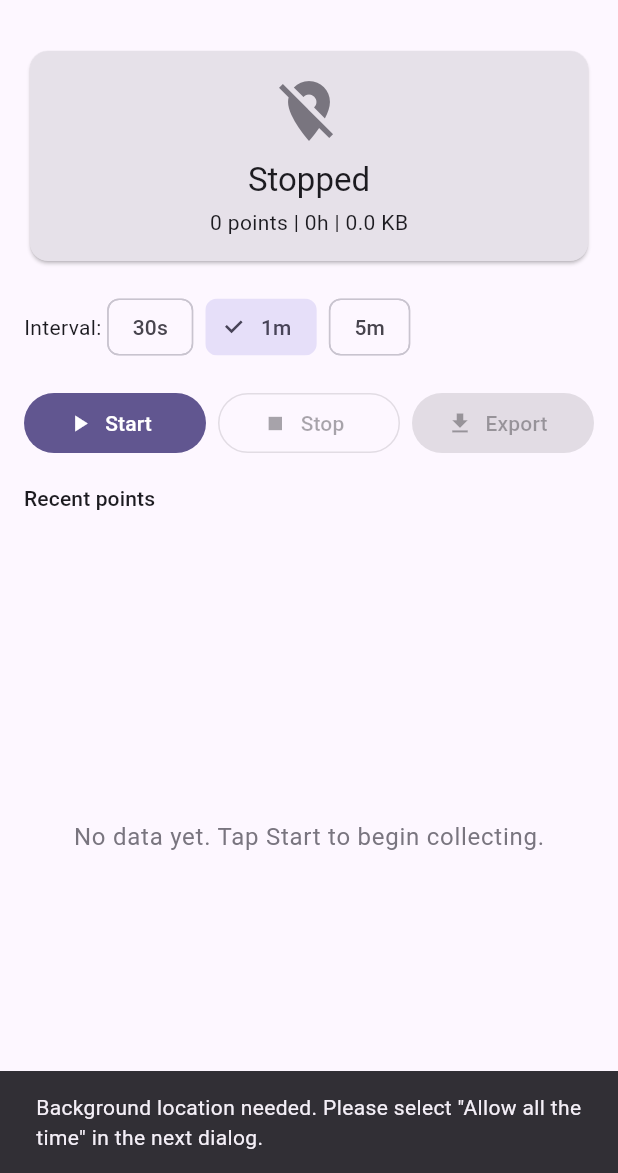
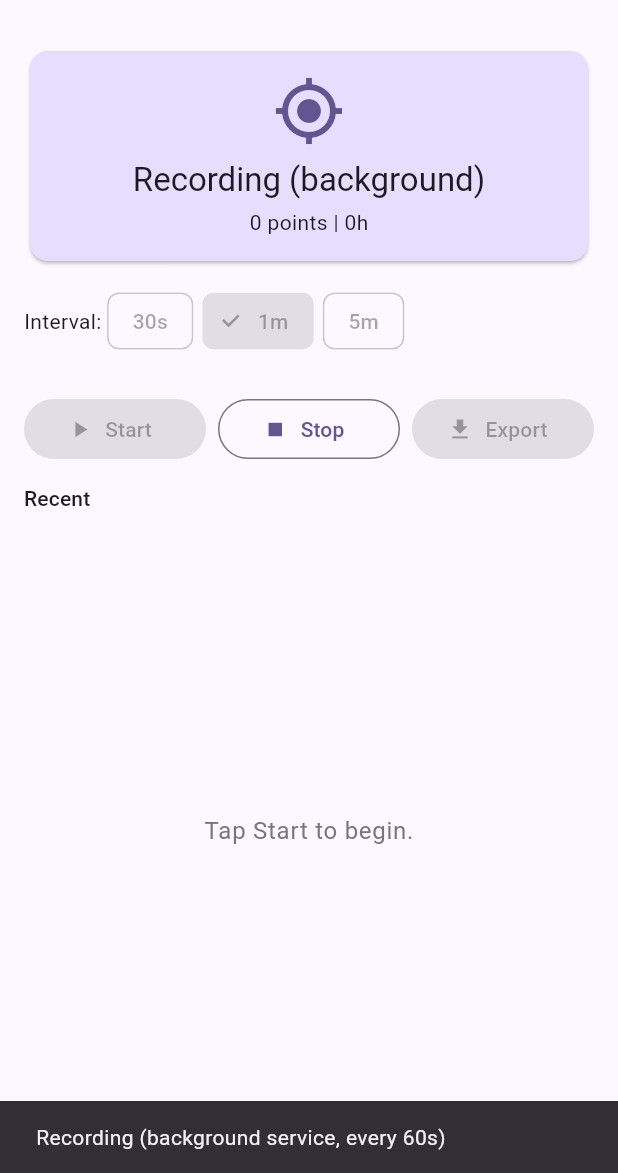
Before and after one commit to zairn-dev/zairn-sdk-flutter, a Flutter app: the screen it shows after launch, after a tap on "Start", on a phone screen of 412 x 824 dp, the part 63-1236 px from its top. Run offline on Flutter 3.47's test engine with Material 3 defaults, Android fonts, the phone set to English and light mode, and no system bars; our stand-ins replace geolocator, shared_preferences, supabase_flutter; missing offline and left inert: flutter_foreground_task; accounts and stored records are empty.

Commit message:
fix(example): use flutter_foreground_task for background GPS
Previous implementation only worked while app was in foreground.
Now uses Android foreground service (notification bar) to keep
GPS recording alive when app is backgrounded or screen is off.

- flutter_foreground_task for persistent background service
- LocationTaskHandler runs in separate isolate
- Sends data back to main UI via FlutterForegroundTask.sendDataToMain
- Notification shows current coordinates and time
- FOREGROUND_SERVICE_LOCATION permission added

Co-Authored-By: Claude Opus 4.6 (1M context) <noreply@anthropic.com>

```diff
--- a/example/lib/main.dart
+++ b/example/lib/main.dart
@@ -3,10 +3,70 @@ import 'dart:convert';
 import 'dart:io';
 
 import 'package:flutter/material.dart';
+import 'package:flutter_foreground_task/flutter_foreground_task.dart';
 import 'package:geolocator/geolocator.dart';
 import 'package:intl/intl.dart';
 import 'package:shared_preferences/shared_preferences.dart';
 import 'package:zairn_sdk/zairn_sdk.dart';
+
+// ============================================================
+// Foreground task handler (runs as Android foreground service)
+// ============================================================
+
+@pragma('vm:entry-point')
+void startCallback() {
+  FlutterForegroundTask.setTaskHandler(LocationTaskHandler());
+}
+
+class LocationTaskHandler extends TaskHandler {
+  StreamSubscription<Position>? _posStream;
+  Position? _lastPos;
+
+  @override
+  Future<void> onStart(DateTime timestamp, TaskStarter starter) async {
+    _posStream = Geolocator.getPositionStream(
+      locationSettings: const LocationSettings(
+        accuracy: LocationAccuracy.high,
+        distanceFilter: 0,
+      ),
+    ).listen((pos) {
+      _lastPos = pos;
+    });
+  }
+
+  @override
+  void onRepeatEvent(DateTime timestamp) {
+    final pos = _lastPos;
+    if (pos == null) return;
+
+    final now = DateTime.now();
+    final point = {
+      'lat': double.parse(pos.latitude.toStringAsFixed(7)),
+      'lon': double.parse(pos.longitude.toStringAsFixed(7)),
+      'accuracy': pos.accuracy.round(),
+      'speed': pos.speed,
+      'altitude': pos.altitude,
+      'timestamp': now.toIso8601String(),
+      'hour': now.hour,
+      'ts': now.millisecondsSinceEpoch,
+    };
+
+    FlutterForegroundTask.sendDataToMain(point);
+    FlutterForegroundTask.updateService(
+      notificationTitle: 'Zairn Trace',
+      notificationText: '${pos.latitude.toStringAsFixed(4)}, ${pos.longitude.toStringAsFixed(4)} | ${DateFormat('HH:mm').format(now)}',
+    );
+  }
+
+  @override
+  Future<void> onDestroy(DateTime timestamp) async {
+    _posStream?.cancel();
+  }
+}
+
+// ============================================================
+// App
+// ============================================================
 
 void main() {
   runApp(const ZairnExampleApp());
@@ -19,24 +79,17 @@ class ZairnExampleApp extends StatelessWidget {
   Widget build(BuildContext context) {
     return MaterialApp(
       title: 'Zairn Trace Collector',
-      theme: ThemeData(
-        colorSchemeSeed: const Color(0xFF6442D6),
-        useMaterial3: true,
-      ),
-      darkTheme: ThemeData(
-        colorSchemeSeed: const Color(0xFF6442D6),
-        brightness: Brightness.dark,
-        useMaterial3: true,
-      ),
+      theme: ThemeData(colorSchemeSeed: const Color(0xFF6442D6), useMaterial3: true),
+      darkTheme: ThemeData(colorSchemeSeed: const Color(0xFF6442D6), brightness: Brightness.dark, useMaterial3: true),
       home: const TraceCollectorPage(),
     );
   }
 }
 
-/// Dense location trace collector for IMWUT evaluation.
-///
-/// Records GPS position at regular intervals, stores locally,
-/// and exports as JSON for analysis.
+// ============================================================
+// Main Page
+// ============================================================
+
 class TraceCollectorPage extends StatefulWidget {
   const TraceCollectorPage({super.key});
 
@@ -48,13 +101,9 @@ class _TraceCollectorPageState extends State<TraceCollectorPage> {
   static const _storageKey = 'dense_trace_data';
 
   bool _isCollecting = false;
-  StreamSubscription<Position>? _positionSubscription;
-  Timer? _timer;
-  Position? _lastPosition;
   List<Map<String, dynamic>> _trace = [];
   int _intervalSeconds = 60;
 
-  // Privacy demo
   PrivacyProcessor? _privacyProcessor;
   LocationState? _lastPrivacyState;
 
@@ -62,12 +111,44 @@ class _TraceCollectorPageState extends State<TraceCollectorPage> {
   void initState() {
     super.initState();
     _loadTrace();
+    _initForegroundTask();
+    FlutterForegroundTask.addTaskDataCallback(_onDataFromTask);
   }
 
-  @override
-  void dispose() {
-    _stop();
-    super.dispose();
+  void _initForegroundTask() {
+    FlutterForegroundTask.init(
+      androidNotificationOptions: AndroidNotificationOptions(
+        channelId: 'zairn_trace',
+        channelName: 'Zairn Trace Collector',
+        channelDescription: 'GPS trace collection for research',
+        channelImportance: NotificationChannelImportance.LOW,
+        priority: NotificationPriority.LOW,
+      ),
+      iosNotificationOptions: const IOSNotificationOptions(
+        showNotification: true,
+        playSound: false,
+      ),
+      foregroundTaskOptions: ForegroundTaskOptions(
+        eventAction: ForegroundTaskEventAction.repeat(_intervalSeconds * 1000),
+        autoRunOnBoot: false,
+        allowWakeLock: true,
+        allowWifiLock: false,
+      ),
+    );
+  }
+
+  void _onDataFromTask(Object data) {
+    if (data is Map<String, dynamic>) {
+      _privacyProcessor ??= createPrivacyProcessor(
+        config: PrivacyConfig(gridSeed: 'trace-collector'),
+      );
+      final lat = (data['lat'] as num).toDouble();
+      final lon = (data['lon'] as num).toDouble();
+      _lastPrivacyState = _privacyProcessor!.process(lat, lon);
+
+      setState(() => _trace.add(data));
+      _saveTrace();
+    }
   }
 
   Future<void> _loadTrace() async {
@@ -88,109 +169,58 @@ class _TraceCollectorPageState extends State<TraceCollectorPage> {
   Future<void> _start() async {
     if (_isCollecting) return;
 
-    // Check permissions
-    bool serviceEnabled = await Geolocator.isLocationServiceEnabled();
-    if (!serviceEnabled) {
-      _showSnackBar('Location services are disabled. Please enable GPS.');
+    // Location permission
+    if (!await Geolocator.isLocationServiceEnabled()) {
+      _showSnackBar('Location services disabled. Enable GPS.');
       return;
     }
 
-    LocationPermission permission = await Geolocator.checkPermission();
-    if (permission == LocationPermission.denied) {
-      permission = await Geolocator.requestPermission();
-      if (permission == LocationPermission.denied) {
+    var perm = await Geolocator.checkPermission();
+    if (perm == LocationPermission.denied) {
+      perm = await Geolocator.requestPermission();
+      if (perm == LocationPermission.denied) {
         _showSnackBar('Location permission denied');
         return;
       }
     }
-    if (permission == LocationPermission.deniedForever) {
-      _showSnackBar('Location permission permanently denied.');
+    if (perm == LocationPermission.deniedForever) {
+      _showSnackBar('Permission denied. Opening settings...');
       await Geolocator.openAppSettings();
       return;
     }
 
-    // Request "Always" permission for background collection
-    if (permission == LocationPermission.whileInUse) {
-      _showSnackBar('Background location needed. Please select "Allow all the time" in the next dialog.');
-      // On Android, this opens the app settings where user can change to "Always"
-      permission = await Geolocator.requestPermission();
-      if (permission == LocationPermission.whileInUse) {
-        // Still only "while in use" — open settings manually
-        await Geolocator.openAppSettings();
-        _showSnackBar('Please select "Allow all the time" in app settings, then tap Start again.');
-        return;
+    // Notification permission (Android 13+)
+    final notifPerm = await FlutterForegroundTask.checkNotificationPermission();
+    if (notifPerm != NotificationPermission.granted) {
+      await FlutterForegroundTask.requestNotificationPermission();
+    }
+
+    // Re-init with selected interval
+    _initForegroundTask();
+
+    // Start service
+    final result = await FlutterForegroundTask.startService(
+      serviceId: 256,
+      notificationTitle: 'Zairn Trace',
+      notificationText: 'Recording every ${_intervalSeconds}s...',
+      callback: startCallback,
+    );
+
+    if (result is ServiceRequestSuccess) {
+      setState(() => _isCollecting = true);
+      _showSnackBar('Recording (background service, every ${_intervalSeconds}s)');
+    } else {
+      _showSnackBar('Failed to start service: $result');
     }
   }
 
-    if (permission == LocationPermission.deniedForever) {
-      _showSnackBar('Location permission permanently denied. Enable in settings.');
-      return;
-    }
-
-    // Initialize privacy processor for demo
-    _privacyProcessor = createPrivacyProcessor(
-      config: PrivacyConfig(gridSeed: 'demo-user-${DateTime.now().millisecondsSinceEpoch}'),
-    );
-
-    setState(() => _isCollecting = true);
-
-    // Start watching position
-    _positionSubscription = Geolocator.getPositionStream(
-      locationSettings: const LocationSettings(
-        accuracy: LocationAccuracy.high,
-        distanceFilter: 0,
-      ),
-    ).listen((position) {
-      _lastPosition = position;
-    });
-
-    // Record at fixed interval
-    _recordPoint();
-    _timer = Timer.periodic(Duration(seconds: _intervalSeconds), (_) => _recordPoint());
-
-    _showSnackBar('Started collecting (every ${_intervalSeconds}s)');
-  }
-
-  void _stop() {
-    _positionSubscription?.cancel();
-    _positionSubscription = null;
-    _timer?.cancel();
-    _timer = null;
+  Future<void> _stop() async {
+    await FlutterForegroundTask.stopService();
     setState(() => _isCollecting = false);
   }
 
-  void _recordPoint() {
-    final pos = _lastPosition;
-    if (pos == null) return;
-
-    final now = DateTime.now();
-    final point = {
-      'lat': double.parse(pos.latitude.toStringAsFixed(7)),
-      'lon': double.parse(pos.longitude.toStringAsFixed(7)),
-      'accuracy': pos.accuracy.round(),
-      'speed': pos.speed,
-      'altitude': pos.altitude,
-      'timestamp': now.toIso8601String(),
-      'hour': now.hour,
-      'ts': now.millisecondsSinceEpoch,
-    };
-
-    // Run through privacy processor for demo
-    if (_privacyProcessor != null) {
-      _lastPrivacyState = _privacyProcessor!.process(pos.latitude, pos.longitude);
-    }
-
-    setState(() {
-      _trace.add(point);
-    });
-    _saveTrace();
-  }
-
   Future<void> _export() async {
-    if (_trace.isEmpty) {
-      _showSnackBar('No data to export');
-      return;
-    }
+    if (_trace.isEmpty) { _showSnackBar('No data'); return; }
 
     final meta = {
       'device': Platform.operatingSystem,
@@ -200,26 +230,22 @@ class _TraceCollectorPageState extends State<TraceCollectorPage> {
       'durationHours': ((_trace.last['ts'] - _trace.first['ts']) / 3600000).toStringAsFixed(1),
       'intervalSeconds': _intervalSeconds,
     };
+    final data = jsonEncode({'meta': meta, 'trace': _trace});
+    final filename = 'dense-trace-${DateFormat('yyyy-MM-dd').format(DateTime.now())}.json';
 
-    final data = jsonEncode({'meta': meta, 'trace': _trace});
-    final dateStr = DateFormat('yyyy-MM-dd').format(DateTime.now());
-    final filename = 'dense-trace-$dateStr.json';
-
-    // Save to downloads or share
-    // For simplicity, copy to clipboard description
-    _showSnackBar('${_trace.length} points ready. File: $filename (${(data.length / 1024).toStringAsFixed(1)} KB)');
-
-    // Write to app documents directory
+    try {
       final dir = Directory('/storage/emulated/0/Download');
       if (await dir.exists()) {
-      final file = File('${dir.path}/$filename');
-      await file.writeAsString(data);
-      _showSnackBar('Saved to Downloads/$filename');
+        await File('${dir.path}/$filename').writeAsString(data);
+        _showSnackBar('Saved: Downloads/$filename (${(data.length / 1024).toStringAsFixed(0)} KB)');
+      }
+    } catch (e) {
+      _showSnackBar('Export error: $e');
     }
   }
 
   Future<void> _clear() async {
-    final confirmed = await showDialog<bool>(
+    final ok = await showDialog<bool>(
       context: context,
       builder: (ctx) => AlertDialog(
         title: const Text('Clear all data?'),
@@ -230,210 +256,105 @@ class _TraceCollectorPageState extends State<TraceCollectorPage> {
         ],
       ),
     );
-    if (confirmed != true) return;
-
+    if (ok != true) return;
     final prefs = await SharedPreferences.getInstance();
     await prefs.remove(_storageKey);
-    setState(() {
-      _trace = [];
-      _lastPrivacyState = null;
-    });
+    setState(() { _trace = []; _lastPrivacyState = null; });
   }
 
-  void _showSnackBar(String message) {
+  void _showSnackBar(String msg) {
     if (!mounted) return;
-    ScaffoldMessenger.of(context).showSnackBar(SnackBar(content: Text(message)));
+    ScaffoldMessenger.of(context).showSnackBar(SnackBar(content: Text(msg)));
   }
 
   String _formatDuration() {
     if (_trace.length < 2) return '0h';
     final ms = _trace.last['ts'] - _trace.first['ts'];
-    final hours = ms / 3600000;
-    if (hours < 1) return '${(ms / 60000).round()}m';
-    return '${hours.toStringAsFixed(1)}h';
+    return ms < 3600000 ? '${(ms / 60000).round()}m' : '${(ms / 3600000).toStringAsFixed(1)}h';
   }
 
-  String _privacyStateLabel(LocationState? state) {
-    if (state == null) return '-';
-    return switch (state) {
+  String _stateLabel(LocationState? s) => switch (s) {
+    null => '-',
     CoarseLocation(cellId: final id) => 'Coarse: $id',
     StateOnly(label: final l) => 'State: $l',
     ProximityBucket(bucket: final b) => 'Proximity: $b',
     Suppressed(reason: final r) => 'Suppressed: $r',
     PreciseLocation() => 'Precise',
   };
-  }
 
   @override
   Widget build(BuildContext context) {
-    final theme = Theme.of(context);
-
+    final t = Theme.of(context);
     return Scaffold(
       appBar: AppBar(
         title: const Text('Zairn Trace Collector'),
-        actions: [
-          IconButton(
-            icon: const Icon(Icons.delete_outline),
-            onPressed: _trace.isEmpty ? null : _clear,
-          ),
-        ],
+        actions: [IconButton(icon: const Icon(Icons.delete_outline), onPressed: _trace.isEmpty ? null : _clear)],
       ),
       body: Padding(
         padding: const EdgeInsets.all(16),
-        child: Column(
-          crossAxisAlignment: CrossAxisAlignment.stretch,
-          children: [
-            // Status card
+        child: Column(crossAxisAlignment: CrossAxisAlignment.stretch, children: [
           Card(
-              color: _isCollecting
-                  ? theme.colorScheme.primaryContainer
-                  : theme.colorScheme.surfaceContainerHighest,
+            color: _isCollecting ? t.colorScheme.primaryContainer : t.colorScheme.surfaceContainerHighest,
             child: Padding(
               padding: const EdgeInsets.all(16),
-                child: Column(
-                  children: [
-                    Icon(
-                      _isCollecting ? Icons.my_location : Icons.location_off,
-                      size: 48,
-                      color: _isCollecting
-                          ? theme.colorScheme.primary
-                          : theme.colorScheme.outline,
-                    ),
+              child: Column(children: [
+                Icon(_isCollecting ? Icons.my_location : Icons.location_off, size: 48,
+                    color: _isCollecting ? t.colorScheme.primary : t.colorScheme.outline),
                 const SizedBox(height: 8),
-                    Text(
-                      _isCollecting ? 'Collecting...' : 'Stopped',
-                      style: theme.textTheme.titleLarge,
-                    ),
+                Text(_isCollecting ? 'Recording (background)' : 'Stopped', style: t.textTheme.titleLarge),
                 const SizedBox(height: 4),
-                    Text(
-                      '${_trace.length} points | ${_formatDuration()} | '
-                      '${(_trace.length * 50 / 1024).toStringAsFixed(1)} KB',
-                      style: theme.textTheme.bodyMedium,
-                    ),
-                  ],
+                Text('${_trace.length} points | ${_formatDuration()}', style: t.textTheme.bodyMedium),
+              ]),
             ),
           ),
+          const SizedBox(height: 12),
+          Row(children: [
+            const Text('Interval: '),
+            for (final s in [30, 60, 300]) ...[
+              ChoiceChip(
+                label: Text(s < 60 ? '${s}s' : '${s ~/ 60}m'),
+                selected: _intervalSeconds == s,
+                onSelected: _isCollecting ? null : (_) => setState(() => _intervalSeconds = s),
               ),
-
-            const SizedBox(height: 16),
-
-            // Interval selector
-            Row(
-              children: [
-                const Text('Interval: '),
-                ChoiceChip(
-                  label: const Text('30s'),
-                  selected: _intervalSeconds == 30,
-                  onSelected: _isCollecting ? null : (_) => setState(() => _intervalSeconds = 30),
-                ),
+              const SizedBox(width: 6),
+            ],
+          ]),
+          const SizedBox(height: 12),
+          if (_trace.isNotEmpty)
+            Card(child: Padding(
+              padding: const EdgeInsets.all(12),
+              child: Column(crossAxisAlignment: CrossAxisAlignment.start, children: [
+                Text('Last: ${_trace.last['lat']}, ${_trace.last['lon']} (${_trace.last['accuracy']}m)', style: t.textTheme.bodySmall),
+                Text('Privacy: ${_stateLabel(_lastPrivacyState)}', style: t.textTheme.bodySmall),
+              ]),
+            )),
+          const SizedBox(height: 12),
+          Row(children: [
+            Expanded(child: FilledButton.icon(onPressed: _isCollecting ? null : _start, icon: const Icon(Icons.play_arrow), label: const Text('Start'))),
             const SizedBox(width: 8),
-                ChoiceChip(
-                  label: const Text('1m'),
-                  selected: _intervalSeconds == 60,
-                  onSelected: _isCollecting ? null : (_) => setState(() => _intervalSeconds = 60),
-                ),
+            Expanded(child: OutlinedButton.icon(onPressed: _isCollecting ? _stop : null, icon: const Icon(Icons.stop), label: const Text('Stop'))),
             const SizedBox(width: 8),
-                ChoiceChip(
-                  label: const Text('5m'),
-                  selected: _intervalSeconds == 300,
-                  onSelected: _isCollecting ? null : (_) => setState(() => _intervalSeconds = 300),
-                ),
-              ],
-            ),
-
-            const SizedBox(height: 16),
-
-            // Privacy state demo
-            if (_lastPosition != null) ...[
-              Card(
-                child: Padding(
-                  padding: const EdgeInsets.all(12),
-                  child: Column(
-                    crossAxisAlignment: CrossAxisAlignment.start,
-                    children: [
-                      Text('Last GPS', style: theme.textTheme.labelLarge),
-                      Text(
-                        '${_lastPosition!.latitude.toStringAsFixed(6)}, '
-                        '${_lastPosition!.longitude.toStringAsFixed(6)} '
-                        '(${_lastPosition!.accuracy.round()}m)',
-                      ),
-                      const SizedBox(height: 4),
-                      Text('Privacy output', style: theme.textTheme.labelLarge),
-                      Text(_privacyStateLabel(_lastPrivacyState)),
-                    ],
-                  ),
-                ),
-              ),
-              const SizedBox(height: 16),
-            ],
-
-            // Buttons
-            Row(
-              children: [
-                Expanded(
-                  child: FilledButton.icon(
-                    onPressed: _isCollecting ? null : _start,
-                    icon: const Icon(Icons.play_arrow),
-                    label: const Text('Start'),
-                  ),
-                ),
-                const SizedBox(width: 8),
-                Expanded(
-                  child: OutlinedButton.icon(
-                    onPressed: _isCollecting ? _stop : null,
-                    icon: const Icon(Icons.stop),
-                    label: const Text('Stop'),
-                  ),
-                ),
-                const SizedBox(width: 8),
-                Expanded(
-                  child: FilledButton.tonalIcon(
-                    onPressed: _trace.isEmpty ? null : _export,
-                    icon: const Icon(Icons.download),
-                    label: const Text('Export'),
-                  ),
-                ),
-              ],
-            ),
-
-            const SizedBox(height: 16),
-
-            // Recent points
-            Text('Recent points', style: theme.textTheme.titleSmall),
-            const SizedBox(height: 8),
+            Expanded(child: FilledButton.tonalIcon(onPressed: _trace.isEmpty ? null : _export, icon: const Icon(Icons.download), label: const Text('Export'))),
+          ]),
+          const SizedBox(height: 12),
+          Text('Recent', style: t.textTheme.titleSmall),
           Expanded(
             child: _trace.isEmpty
-                  ? Center(
-                      child: Text(
-                        'No data yet. Tap Start to begin collecting.',
-                        style: theme.textTheme.bodyLarge?.copyWith(
-                          color: theme.colorScheme.outline,
-                        ),
-                      ),
-                    )
+                ? Center(child: Text('Tap Start to begin.', style: t.textTheme.bodyLarge?.copyWith(color: t.colorScheme.outline)))
                 : ListView.builder(
                     reverse: true,
                     itemCount: _trace.length,
-                      itemBuilder: (ctx, i) {
-                        final idx = _trace.length - 1 - i;
-                        final p = _trace[idx];
-                        final time = DateFormat('HH:mm:ss').format(
-                          DateTime.parse(p['timestamp'] as String),
-                        );
+                    itemBuilder: (_, i) {
+                      final p = _trace[_trace.length - 1 - i];
                       return ListTile(
                         dense: true,
-                          leading: Text('#${idx + 1}', style: theme.textTheme.bodySmall),
-                          title: Text(
-                            '${p['lat']}, ${p['lon']}',
-                            style: theme.textTheme.bodyMedium,
+                        leading: Text('#${_trace.length - i}', style: t.textTheme.bodySmall),
+                        title: Text('${p['lat']}, ${p['lon']}'),
+                        subtitle: Text('${DateFormat('HH:mm:ss').format(DateTime.parse(p['timestamp'] as String))} | ${p['accuracy']}m'),
+                      );
+                    }),
           ),
-                          subtitle: Text('$time | ${p['accuracy']}m'),
-                        );
-                      },
-                    ),
-            ),
-          ],
-        ),
+        ]),
       ),
     );
   }
--- a/example/pubspec.yaml
+++ b/example/pubspec.yaml
@@ -15,6 +15,7 @@ dependencies:
   geolocator: ^13.0.0
   intl: ^0.19.0
   shared_preferences: ^2.3.0
+  flutter_foreground_task: ^8.0.0
 
 dev_dependencies:
   flutter_test:
```
Also changed, not shown: example/pubspec.lock, 1 other file. Lines whose indentation alone changed are shown as unchanged.
